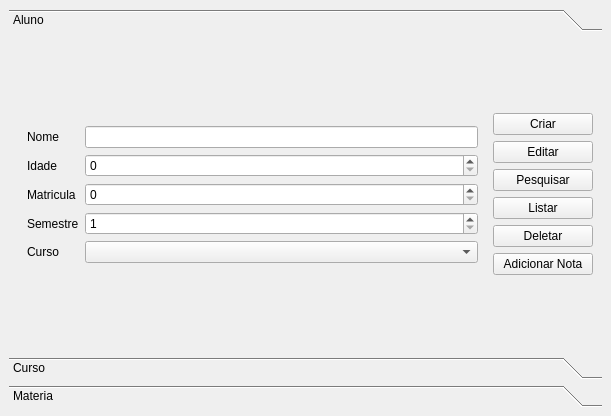
The window that design.ui (mugbug/banco-de-dados) describes before a commit, drawn with Qt 5.
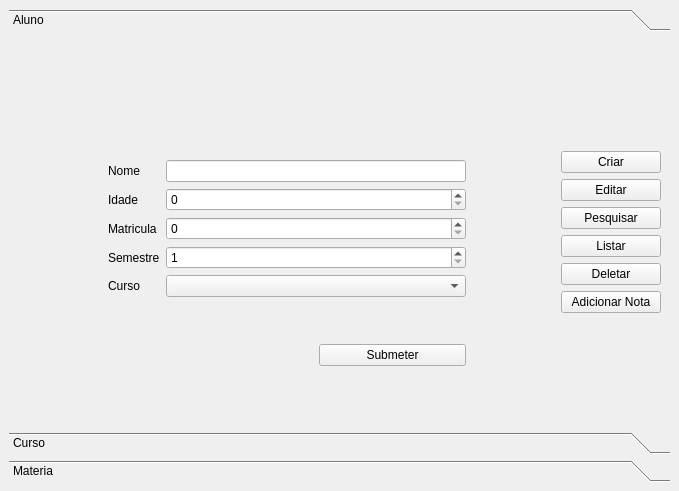
The same window after the commit. The open tabs and pages were chosen to show the change. Icons and pictures are not drawn.

Patch:
```diff
--- a/design.ui
+++ b/design.ui
@@ -6,8 +6,8 @@
    <rect>
     <x>0</x>
     <y>0</y>
-    <width>611</width>
-    <height>416</height>
+    <width>679</width>
+    <height>491</height>
    </rect>
   </property>
   <property name="windowTitle">
@@ -1296,8 +1296,8 @@
         <rect>
          <x>0</x>
          <y>0</y>
-         <width>583</width>
-         <height>295</height>
+         <width>651</width>
+         <height>370</height>
         </rect>
        </property>
        <attribute name="label">
@@ -1313,19 +1313,9 @@
             </property>
             <widget class="QWidget" name="create" native="true">
              <layout class="QGridLayout" name="gridLayout_8">
-              <item row="0" column="0">
+              <item row="0" column="1">
                <layout class="QGridLayout" name="gridLayout_2">
-                <item row="4" column="1">
-                 <widget class="QSpinBox" name="aluno_input_semestre">
-                  <property name="minimum">
-                   <number>1</number>
-                  </property>
-                  <property name="maximum">
-                   <number>10</number>
-                  </property>
-                 </widget>
-                </item>
-                <item row="0" column="1">
+                <item row="0" column="2">
                  <spacer name="verticalSpacer_5">
                   <property name="orientation">
                    <enum>Qt::Vertical</enum>
@@ -1338,38 +1328,14 @@
                   </property>
                  </spacer>
                 </item>
-                <item row="2" column="0">
-                 <widget class="QLabel" name="aluno_lbl_idade">
-                  <property name="text">
-                   <string>Idade</string>
-                  </property>
-                 </widget>
-                </item>
-                <item row="5" column="0">
-                 <widget class="QLabel" name="aluno_lbl_curso">
-                  <property name="text">
-                   <string>Curso</string>
-                  </property>
-                 </widget>
-                </item>
-                <item row="1" column="1">
-                 <widget class="QLineEdit" name="aluno_input_nome"/>
-                </item>
-                <item row="4" column="0">
+                <item row="4" column="1">
                  <widget class="QLabel" name="aluno_lbl_semestre">
                   <property name="text">
                    <string>Semestre</string>
                   </property>
                  </widget>
                 </item>
-                <item row="3" column="1">
-                 <widget class="QSpinBox" name="aluno_input_matricula">
-                  <property name="maximum">
-                   <number>10000</number>
-                  </property>
-                 </widget>
-                </item>
-                <item row="1" column="0">
+                <item row="1" column="1">
                  <widget class="QLabel" name="aluno_lbl_nome">
                   <property name="text">
                    <string>Nome</string>
@@ -1377,23 +1343,27 @@
                  </widget>
                 </item>
                 <item row="5" column="1">
-                 <widget class="QComboBox" name="aluno_input_curso"/>
+                 <widget class="QLabel" name="aluno_lbl_curso">
+                  <property name="text">
+                   <string>Curso</string>
+                  </property>
+                 </widget>
                 </item>
                 <item row="2" column="1">
-                 <widget class="QSpinBox" name="aluno_input_idade">
-                  <property name="maximum">
-                   <number>130</number>
+                 <widget class="QLabel" name="aluno_lbl_idade">
+                  <property name="text">
+                   <string>Idade</string>
                   </property>
                  </widget>
                 </item>
-                <item row="3" column="0">
+                <item row="3" column="1">
                  <widget class="QLabel" name="aluno_lbl_matricula">
                   <property name="text">
                    <string>Matricula</string>
                   </property>
                  </widget>
                 </item>
-                <item row="6" column="1">
+                <item row="6" column="2">
                  <spacer name="verticalSpacer_6">
                   <property name="orientation">
                    <enum>Qt::Vertical</enum>
@@ -1406,8 +1376,90 @@
                   </property>
                  </spacer>
                 </item>
+                <item row="6" column="3">
+                 <widget class="QPushButton" name="aluno_submeter">
+                  <property name="minimumSize">
+                   <size>
+                    <width>100</width>
+                    <height>0</height>
+                   </size>
+                  </property>
+                  <property name="maximumSize">
+                   <size>
+                    <width>150</width>
+                    <height>16777215</height>
+                   </size>
+                  </property>
+                  <property name="text">
+                   <string>Submeter</string>
+                  </property>
+                 </widget>
+                </item>
+                <item row="1" column="2" colspan="2">
+                 <widget class="QLineEdit" name="aluno_input_nome">
+                  <property name="minimumSize">
+                   <size>
+                    <width>300</width>
+                    <height>0</height>
+                   </size>
+                  </property>
+                 </widget>
+                </item>
+                <item row="2" column="2" colspan="2">
+                 <widget class="QSpinBox" name="aluno_input_idade">
+                  <property name="maximum">
+                   <number>130</number>
+                  </property>
+                 </widget>
+                </item>
+                <item row="4" column="2" colspan="2">
+                 <widget class="QSpinBox" name="aluno_input_semestre">
+                  <property name="minimum">
+                   <number>1</number>
+                  </property>
+                  <property name="maximum">
+                   <number>10</number>
+                  </property>
+                 </widget>
+                </item>
+                <item row="5" column="2" colspan="2">
+                 <widget class="QComboBox" name="aluno_input_curso"/>
+                </item>
+                <item row="3" column="2" colspan="2">
+                 <widget class="QSpinBox" name="aluno_input_matricula">
+                  <property name="maximum">
+                   <number>10000</number>
+                  </property>
+                 </widget>
+                </item>
                </layout>
               </item>
+              <item row="0" column="2">
+               <spacer name="horizontalSpacer_4">
+                <property name="orientation">
+                 <enum>Qt::Horizontal</enum>
+                </property>
+                <property name="sizeHint" stdset="0">
+                 <size>
+                  <width>40</width>
+                  <height>20</height>
+                 </size>
+                </property>
+               </spacer>
+              </item>
+              <item row="0" column="0">
+               <spacer name="horizontalSpacer_3">
+                <property name="orientation">
+                 <enum>Qt::Horizontal</enum>
+                </property>
+                <property name="sizeHint" stdset="0">
+                 <size>
+                  <width>40</width>
+                  <height>20</height>
+                 </size>
+                </property>
+               </spacer>
+              </item>
              </layout>
             </widget>
             <widget class="QWidget" name="Notas">
```
Left out of the diff: 447 changed lines with no effect on the pictures.
